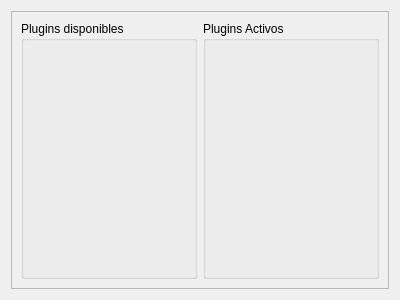
Old version of the form client/gui/stealthtab3.ui in the repository hryuk/stealth.
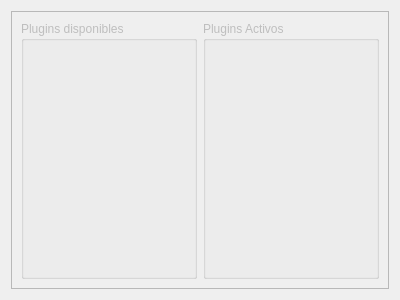
New version of the form.

What changed in the file:
```diff
--- a/client/gui/stealthtab3.ui
+++ b/client/gui/stealthtab3.ui
@@ -25,6 +25,9 @@
      <layout class="QGridLayout" name="gridLayout_2">
       <item row="0" column="0">
        <widget class="QGroupBox" name="groupBox">
+        <property name="enabled">
+         <bool>false</bool>
+        </property>
         <property name="title">
          <string>Plugins disponibles</string>
         </property>
@@ -32,6 +35,9 @@
       </item>
       <item row="0" column="1">
        <widget class="QGroupBox" name="groupBox_2">
+        <property name="enabled">
+         <bool>false</bool>
+        </property>
         <property name="title">
          <string>Plugins Activos</string>
         </property>
```
